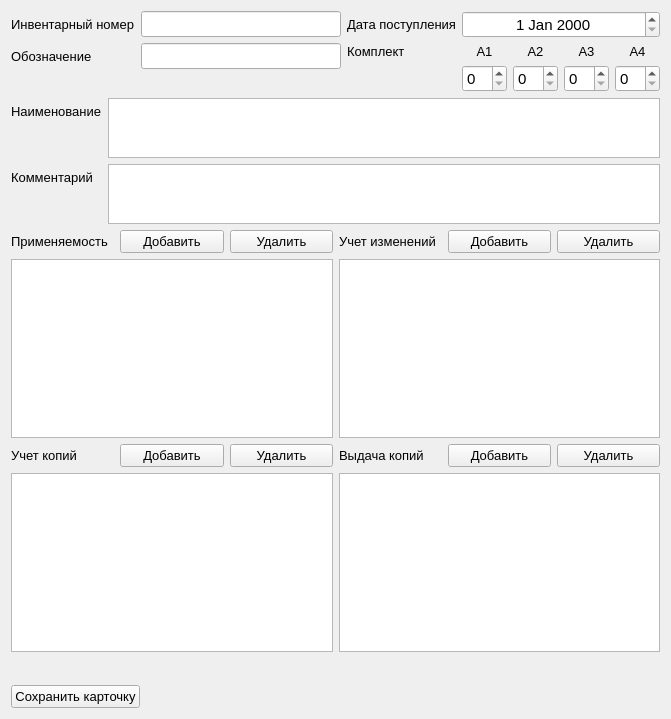
Above: cardeditform.ui from Lelius/FileLibrary before the change. Below: the same form after it.
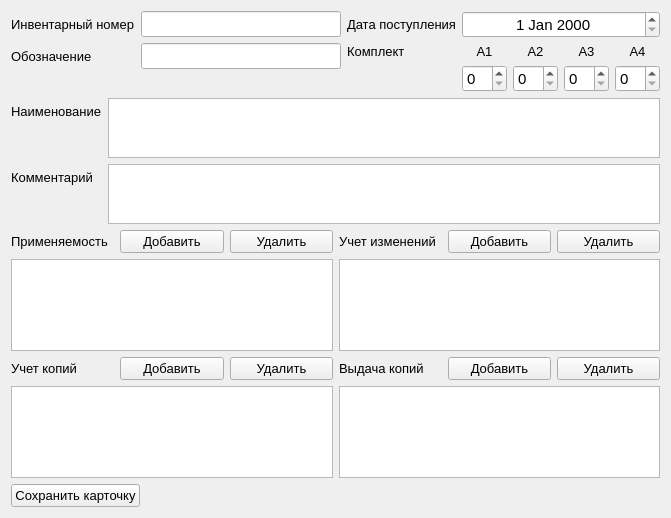
That is the form after the change.

Commit message: Сделал вывод всех QVector в форме cardViewForm во все qtablewidget.

```diff
--- a/cardeditform.ui
+++ b/cardeditform.ui
@@ -7,7 +7,7 @@
     <x>0</x>
     <y>0</y>
     <width>671</width>
-    <height>719</height>
+    <height>518</height>
    </rect>
   </property>
   <property name="windowTitle">
```
The commit also changes 1 other file.
